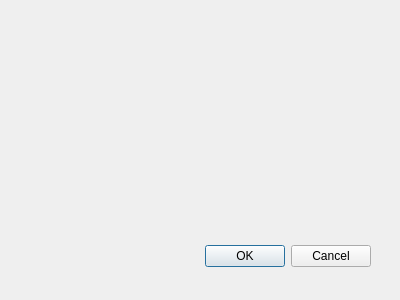
First picture: the form in Geocoder/prodabel_geocoder_dialog_base.ui, repository dinhomoura/qgis-prodabel-geocoder, before the edit.
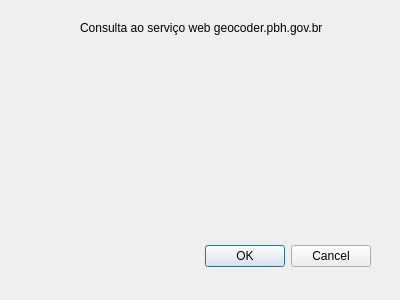
Second picture: the form after the edit.

The edit to the form file:
```diff
--- a/Geocoder/prodabel_geocoder_dialog_base.ui
+++ b/Geocoder/prodabel_geocoder_dialog_base.ui
@@ -28,6 +28,19 @@
     <set>QDialogButtonBox::Cancel|QDialogButtonBox::Ok</set>
    </property>
   </widget>
+  <widget class="QLabel" name="label">
+   <property name="geometry">
+    <rect>
+     <x>80</x>
+     <y>20</y>
+     <width>251</width>
+     <height>16</height>
+    </rect>
+   </property>
+   <property name="text">
+    <string>Consulta ao serviço web geocoder.pbh.gov.br</string>
+   </property>
+  </widget>
  </widget>
  <resources/>
  <connections>
```
Left out of the diff: 41 changed lines with no effect on the pictures.
